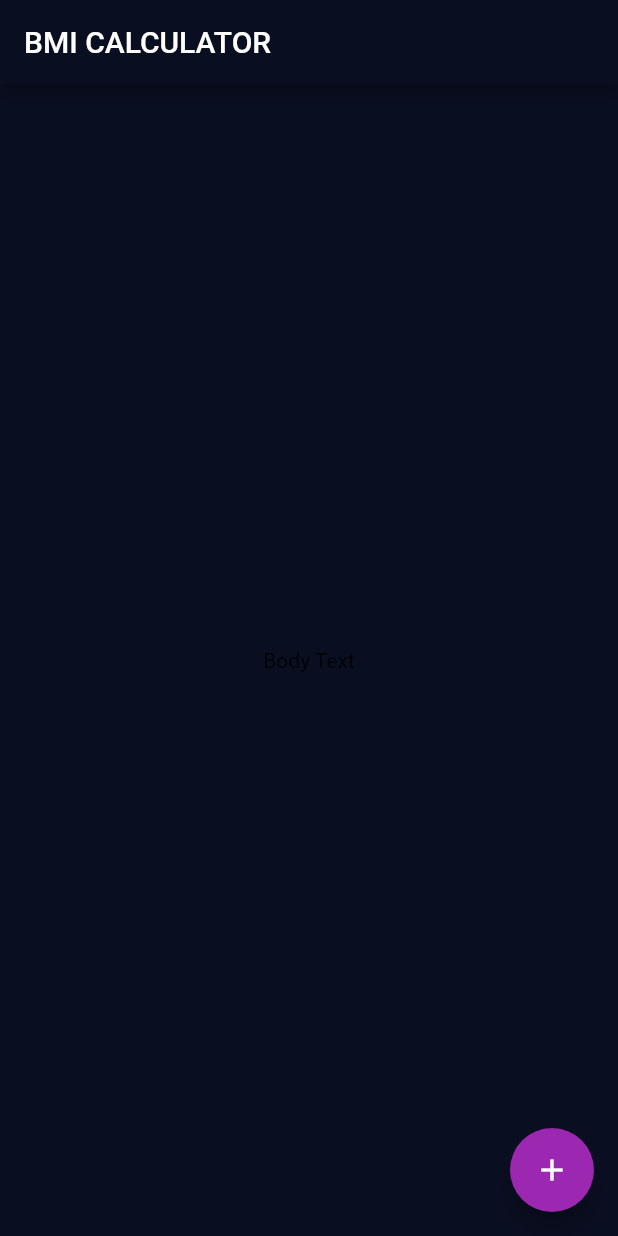
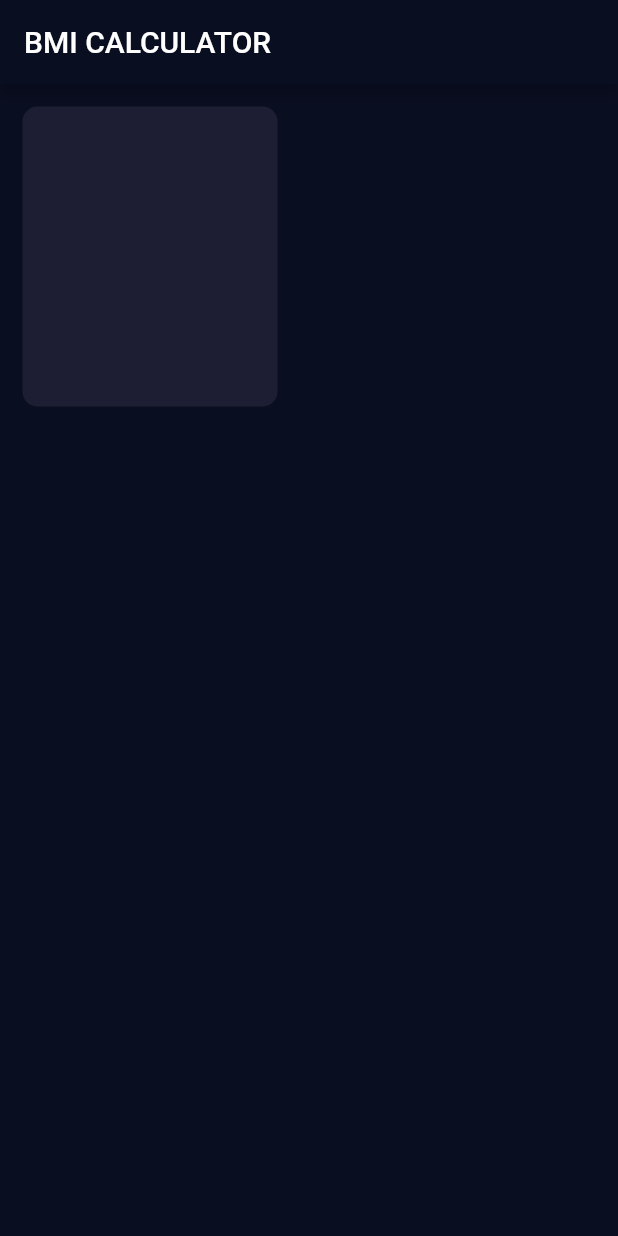
Before and after one commit to ldasha60/bmi-calculator-flutter, a Flutter app: the screen it shows after launch, on a phone screen of 412 x 824 dp. Run offline on Flutter 3.47's test engine with Material 2 defaults, Android fonts, the phone set to English and light mode, and no system bars.

Commit message:
Add a first Container widget

```diff
--- a/lib/input_page.dart
+++ b/lib/input_page.dart
@@ -13,11 +13,14 @@ class _InputPageState extends State<InputPage> {
       appBar: AppBar(
         title: Text('BMI CALCULATOR'),
       ),
-      body: Center(
-        child: Text('Body Text'),
-      ),
-      floatingActionButton: FloatingActionButton(
-        child: Icon(Icons.add),
+      body: Container(
+        margin: EdgeInsets.all(15.0),
+        decoration: BoxDecoration(
+          color: Color(0xFF1D1E33),
+          borderRadius: BorderRadius.circular(10.0),
+        ),
+        height: 200.0,
+        width: 170.0,
       ),
     );
   }
```
